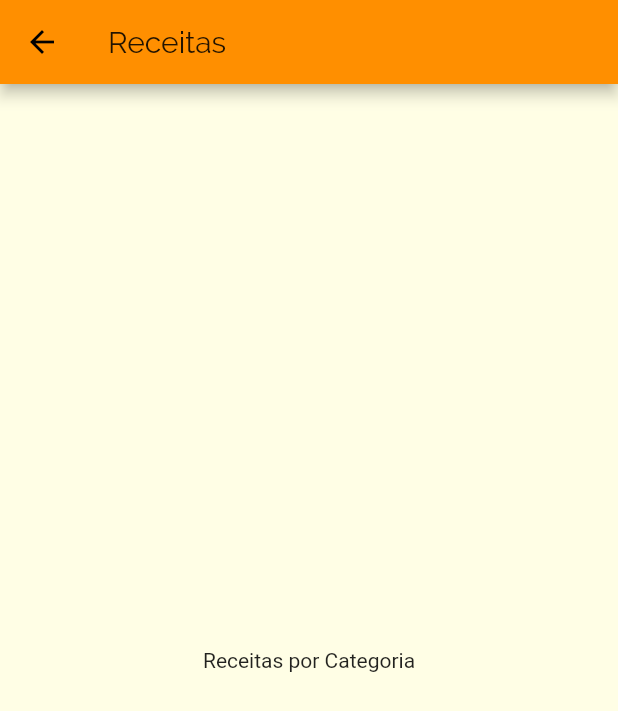
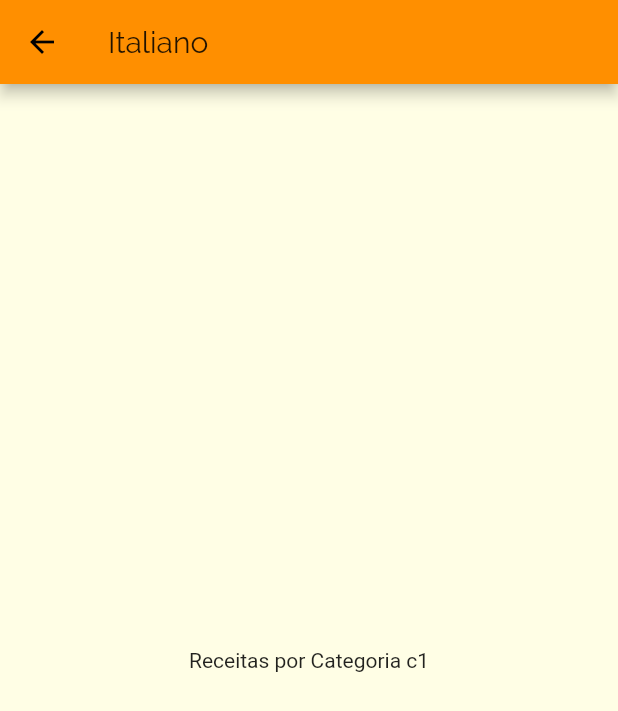
Before and after one commit to maurojohann/Flutter_Receitas_Meals, a Flutter app: the screen it shows after launch, after a tap on "Italiano", on a phone screen of 412 x 824 dp. Shown: the top 711 px of the screen. Run offline on Flutter 3.47's test engine with Material 2 defaults, Android fonts, the phone set to English and light mode, and no system bars.

Commit message:
Utilizando Rotas nomeadas

```diff
--- a/lib/components/category_item.dart
+++ b/lib/components/category_item.dart
@@ -8,13 +8,15 @@ class CategoryItem extends StatelessWidget {
 
   const CategoryItem(this.category);
   void _selectCategory(BuildContext context) {
-    Navigator.of(context).push(
-      MaterialPageRoute(
-        builder: (_) {
-          return CategoriesMealsScreen();
-        },
-      ),
-    );
+    // Navigator.of(context).push(
+    //   MaterialPageRoute(
+    //     builder: (_) {
+    //       return CategoriesMealsScreen(category);
+    //     },
+    //   ),
+    // );
+
+    Navigator.of(context).pushNamed('/categories-meals', arguments: category);
   }
 
   @override
--- a/lib/main.dart
+++ b/lib/main.dart
@@ -1,5 +1,6 @@
 import 'package:flutter/material.dart';
 import './screens/categories_screen.dart';
+import './screens/categories_meals_screen.dart';
 
 void main() {
   runApp(MyApp());
@@ -23,6 +24,9 @@ class MyApp extends StatelessWidget {
                 ),
               )),
       home: CategoriesScreen(),
+      routes: {
+        '/categories-meals': (ctx) => CategoriesMealsScreen(),
+      },
     );
   }
 }
--- a/lib/screens/categories_meals_screen.dart
+++ b/lib/screens/categories_meals_screen.dart
@@ -1,14 +1,18 @@
 import 'package:flutter/material.dart';
+
+import '../models/category.dart';
 
 class CategoriesMealsScreen extends StatelessWidget {
   @override
   Widget build(BuildContext context) {
+    final category = ModalRoute.of(context).settings.arguments as Category;
+
     return Scaffold(
       appBar: AppBar(
-        title: Text('Receitas'),
+        title: Text(category.title),
       ),
       body: Center(
-        child: Text('Receitas por Categoria'),
+        child: Text('Receitas por Categoria ${category.id}'),
       ),
     );
   }
```
